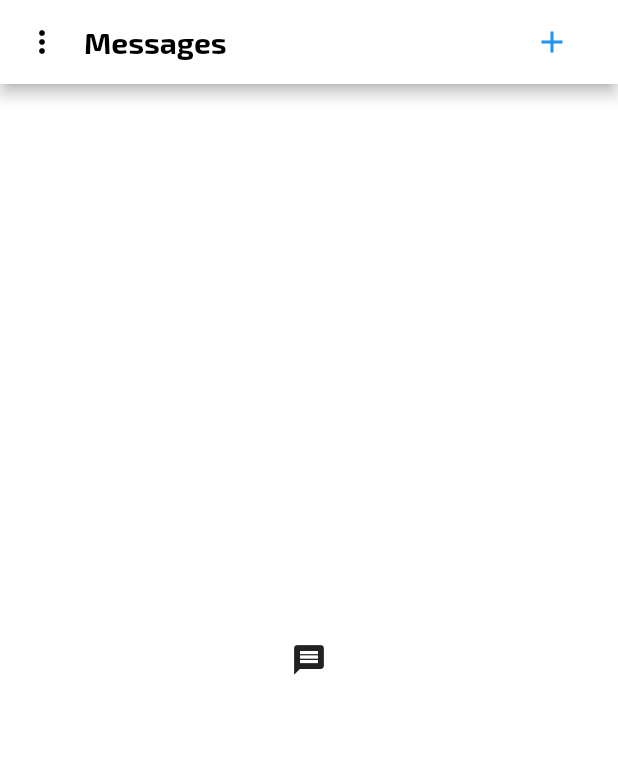
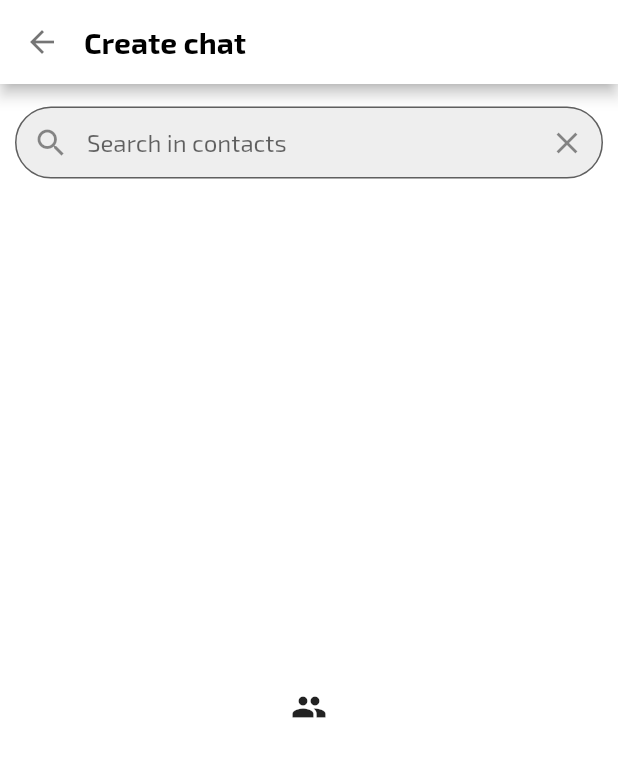
Before and after one commit to proteye/tododo, a Flutter app: the ChatListScreen screen opened directly, after a tap on the "add" icon, on a phone screen of 412 x 824 dp. Shown: the top 757 px of the screen. Run offline on Flutter 3.47's test engine with Material 2 defaults, Android fonts, the phone set to English and light mode, and no system bars; our stand-ins replace convert, device_info, sembast, shared_preferences; missing offline and left inert: asn1lib, pointycastle; accounts and stored records are empty; statements that could not run were skipped; project files that could hold a hidden picture were left out.

Commit message:
added chat creating

```diff
--- a/lib/src/models/account.model.dart
+++ b/lib/src/models/account.model.dart
@@ -1,19 +1,19 @@
 import 'dart:convert';
 
 class AccountModel {
-  String username = '';
-  String nickname = '';
-  String password = '';
-  String email = '';
-  String phone = '';
-  String publicKey = '';
-  String privateKey = '';
-  String hashKey = '';
-  String deviceId = '';
-  String deviceName = '';
-  String platform = '';
-  String settings = '';
-  String hostname = '';
+  String username;
+  String nickname;
+  String password;
+  String email;
+  String phone;
+  String publicKey;
+  String privateKey;
+  String hashKey;
+  String deviceId;
+  String deviceName;
+  String platform;
+  String settings;
+  String hostname;
 
   AccountModel(
       {this.username,
@@ -47,7 +47,7 @@ class AccountModel {
         hostname: json['hostname'] as String);
   }
 
-  Map<String, String> toMap() {
+  Map<String, dynamic> toJson() {
     return {
       'username': username,
       'nickname': nickname,
@@ -67,6 +67,6 @@ class AccountModel {
 
   @override
   String toString() {
-    return json.encode(this.toMap());
+    return json.encode(this);
   }
 }
--- /dev/null
+++ b/lib/src/models/chat.model.dart
@@ -0,0 +1,119 @@
+import 'dart:convert';
+
+import 'package:tododo/src/utils/db.util.dart';
+
+class ChatModel {
+  String id;
+  String name;
+  String owner;
+  List<String> members;
+  String membersHash;
+  String type;
+  String avatar;
+  Map<String, dynamic> lastMessage;
+  List<Map<String, dynamic>> contacts;
+  int unreadCount;
+  int sort;
+  int pin;
+  bool isMuted;
+  bool isDeleted;
+  String salt;
+  DateTime dateSend;
+  DateTime dateCreate;
+  DateTime dateUpdate;
+
+  ChatModel(
+      {String id,
+      String name,
+      String owner,
+      List<String> members,
+      String membersHash,
+      String type,
+      String avatar,
+      Map<String, dynamic> lastMessage,
+      List<Map<String, dynamic>> contacts,
+      int unreadCount,
+      int sort,
+      int pin,
+      bool isMuted,
+      bool isDeleted,
+      String salt,
+      DateTime dateSend,
+      DateTime dateCreate,
+      DateTime dateUpdate}) {
+    DateTime dateTimeNow = DateTime.now();
+    this.id = id ?? Db.generateId();
+    this.name = name ?? '';
+    this.owner = owner ?? '';
+    this.members = members ?? [];
+    this.membersHash = membersHash ?? '';
+    this.type = type ?? '';
+    this.avatar = avatar ?? '';
+    this.lastMessage = lastMessage ?? {};
+    this.contacts = contacts ?? [];
+    this.unreadCount = unreadCount ?? 0;
+    this.sort = sort ?? 0;
+    this.pin = pin ?? 0;
+    this.isMuted = isMuted ?? false;
+    this.isDeleted = isDeleted ?? false;
+    this.salt = salt ?? Db.generateSalt();
+    this.dateSend = dateSend ?? dateTimeNow;
+    this.dateCreate = dateCreate ?? dateTimeNow;
+    this.dateUpdate = dateUpdate ?? dateTimeNow;
+  }
+
+  factory ChatModel.fromJson(Map<String, dynamic> json) {
+    return ChatModel(
+      id: json['id'] as String,
+      name: json['name'] as String,
+      owner: json['owner'] as String,
+      members: List<String>.from(json['members']),
+      membersHash: json['membersHash'] as String,
+      type: json['type'] as String,
+      avatar: json['avatar'] as String,
+      lastMessage: json['lastMessage'] as Map<String, dynamic>,
+      contacts: List<Map<String, dynamic>>.from(json['contacts']),
+      unreadCount: json['unreadCount'] as int,
+      sort: json['sort'] as int,
+      pin: json['pin'] as int,
+      isMuted: json['isMuted'] as bool,
+      isDeleted: json['isDeleted'] as bool,
+      salt: json['salt'] as String,
+      dateSend: json['dateSend'] != null ? DateTime.parse(json['dateSend']) : null,
+      dateCreate:
+          json['dateCreate'] != null ? DateTime.parse(json['dateCreate']) : null,
+      dateUpdate:
+          json['dateUpdate'] != null ? DateTime.parse(json['dateUpdate']) : null,
+    );
+  }
+
+  Map<String, dynamic> toJson() {
+    return {
+      'id': id,
+      'name': name,
+      'owner': owner,
+      'members': members,
+      'membersHash': membersHash,
+      'type': type,
+      'avatar': avatar,
+      'lastMessage': lastMessage,
+      'contacts': contacts,
+      'unreadCount': unreadCount,
+      'sort': sort,
+      'pin': pin,
+      'isMuted': isMuted,
+      'isDeleted': isDeleted,
+      'salt': salt,
+      'dateSend': dateSend != null ? dateSend.toUtc().toIso8601String() : '',
+      'dateCreate':
+          dateCreate != null ? dateCreate.toUtc().toIso8601String() : '',
+      'dateUpdate':
+          dateUpdate != null ? dateUpdate.toUtc().toIso8601String() : '',
+    };
+  }
+
+  @override
+  String toString() {
+    return json.encode(this);
+  }
+}
--- a/lib/src/routing.dart
+++ b/lib/src/routing.dart
@@ -2,6 +2,7 @@ import 'package:tododo/src/navbar.dart';
 import 'package:tododo/src/screens/auth/login.dart';
 import 'package:tododo/src/screens/auth/register.dart';
 import 'package:tododo/src/screens/contacts/contactAdd.dart';
+import 'package:tododo/src/screens/chats/chatCreate.dart';
 
 class Routing {
   static routes() {
@@ -10,6 +11,7 @@ class Routing {
       '/register': (context) => new RegisterScreen(),
       '/main': (context) => new BottomNavbarScreen(),
       '/contactAdd': (context) => new ContactAddScreen(),
+      '/chatCreate': (context) => new ChatCreateScreen(),
     };
   }
 }
--- a/lib/src/screens/chats/chatCreate.dart
+++ b/lib/src/screens/chats/chatCreate.dart
@@ -0,0 +1,178 @@
+import 'dart:async';
+import 'package:flutter/material.dart';
+import 'package:flutter/services.dart';
+
+import 'package:tododo/src/models/account.model.dart';
+import 'package:tododo/src/models/chat.model.dart';
+import 'package:tododo/src/services/account.service.dart';
+import 'package:tododo/src/services/chat.service.dart';
+import 'package:tododo/src/utils/enum.util.dart';
+import 'package:tododo/src/utils/formatter.util.dart';
+import 'package:tododo/src/utils/db.util.dart';
+
+Db db = new Db();
+ChatService chatService = new ChatService();
+AccountService accountService = new AccountService();
+
+class ChatCreateScreen extends StatefulWidget {
+  @override
+  createState() => ChatCreateState();
+}
+
+class ChatCreateState extends State<ChatCreateScreen> {
+  final searchController = TextEditingController();
+  final AccountModel account = accountService.account;
+
+  List<Map<String, dynamic>> contacts = [];
+  List<Map<String, dynamic>> filteredContacts = [];
+  List<ChatModel> chats = [];
+  ChatModel chat;
+  String searchText = '';
+
+  void init() async {
+    searchController.addListener(onSearchChange);
+    var _contacts = await db.getByKey(Enum.DB['contacts']) ?? [];
+
+    setState(() {
+      contacts = List<Map<String, dynamic>>.from(_contacts);
+      filteredContacts = contacts;
+    });
+  }
+
+  Future<ChatModel> createChat(contact) async {
+    var chat = ChatModel(
+      name: '@${contact['nickname']}',
+      owner: account.username,
+      members: [account.username, contact['username']],
+      membersHash: '',
+      type: 'private',
+      avatar: '',
+      contacts: [contact],
+    );
+
+    return chatService.create(chat);
+  }
+
+  void search(String text) async {
+    if (text.isEmpty) {
+      return;
+    }
+
+    setState(() {
+      filteredContacts = contacts
+          .where((item) => item['username'].indexOf(text) >= 0)
+          .toList();
+    });
+  }
+
+  void onSearchChange() {
+    var prevSearchText = searchText;
+
+    setState(() {
+      if (searchController.text.isEmpty) {
+        filteredContacts = contacts;
+      }
+      searchText = searchController.text;
+    });
+
+    if (prevSearchText != searchController.text) {
+      search(searchController.text);
+    }
+  }
+
+  void onSearchClear() {
+    searchController.clear();
+  }
+
+  void onContactTap(contact) async {
+    ChatModel chat = await createChat(contact);
+    Navigator.pop(context, chat);
+  }
+
+  @override
+  void initState() {
+    super.initState();
+    init();
+  }
+
+  @override
+  void dispose() {
+    searchController.removeListener(onSearchChange);
+    searchController.dispose();
+    super.dispose();
+  }
+
+  @override
+  Widget build(BuildContext context) {
+    return Scaffold(
+      resizeToAvoidBottomPadding: false,
+      appBar: AppBar(
+        iconTheme: IconThemeData(
+          color: Colors.black54,
+        ),
+        title: Text('Create chat',
+            style: TextStyle(color: Colors.black, fontWeight: FontWeight.w700)),
+        titleSpacing: 0.0,
+        backgroundColor: Colors.white,
+      ),
+      body: Container(
+        padding: EdgeInsets.symmetric(horizontal: 10.0),
+        child: Column(
+          children: <Widget>[
+            SizedBox(height: 15.0),
+            TextField(
+              key: Key('search'),
+              controller: searchController,
+              autocorrect: false,
+              decoration: InputDecoration(
+                filled: true,
+                fillColor: Colors.grey[200],
+                prefixIcon: Icon(Icons.search),
+                suffixIcon: IconButton(
+                    onPressed: onSearchClear, icon: Icon(Icons.clear)),
+                hintText: 'Search in contacts',
+                contentPadding:
+                    const EdgeInsets.fromLTRB(10.0, 10.0, 0.0, 10.0),
+                border: OutlineInputBorder(
+                    borderSide: BorderSide(width: 0.0, color: Colors.red),
+                    borderRadius:
+                        const BorderRadius.all(const Radius.circular(30.0))),
+              ),
+              inputFormatters: <TextInputFormatter>[
+                SentenceCaseTextFormatter(),
+              ],
+            ),
+            Expanded(
+                child: contacts.length > 0
+                    ? ListView.builder(
+                        itemCount: filteredContacts.length,
+                        itemBuilder: (context, index) {
+                          var contact = filteredContacts[index];
+
+                          return ListTile(
+                            onTap: () {
+                              onContactTap(contact);
+                            },
+                            leading: Icon(
+                              Icons.account_circle,
+                              size: 48.0,
+                              color: Colors.blue,
+                            ),
+                            title: Text(contact['username'],
+                                style: TextStyle(
+                                    fontWeight: FontWeight.w700,
+                                    fontSize: 16.0)),
+                            subtitle: Text('@${contact['nickname']}',
+                                style: TextStyle(
+                                    fontWeight: FontWeight.w400,
+                                    fontSize: 14.0)),
+                          );
+                        },
+                      )
+                    : Icon(Icons.people)),
+          ],
+        ),
+      ),
+    );
+  }
+}
--- a/lib/src/screens/chats/chatList.dart
+++ b/lib/src/screens/chats/chatList.dart
@@ -1,4 +1,14 @@
+import 'dart:core';
 import 'package:flutter/material.dart';
+import 'package:flutter/services.dart';
+
+import 'package:tododo/src/models/chat.model.dart';
+import 'package:tododo/src/services/chat.service.dart';
+import 'package:tododo/src/utils/formatter.util.dart';
+import 'package:tododo/src/utils/db.util.dart';
+
+Db db = new Db();
+ChatService chatService = new ChatService();
 
 class ChatListScreen extends StatefulWidget {
   @override
@@ -6,14 +16,75 @@ class ChatListScreen extends StatefulWidget {
 }
 
 class ChatListState extends State<ChatListScreen> {
-  void onChatCreate() {}
+  final searchController = TextEditingController();
+  List<ChatModel> chats = [];
+  String searchText = '';
+
+  void init() async {
+    searchController.addListener(onSearchChange);
+    await chatService.init();
+
+    setState(() {
+      chats = chatService.chats;
+    });
+  }
+
+  void search(String text) async {
+    if (text.isEmpty) {
+      return;
+    }
+
+    setState(() {
+      chats = chatService.find(text);
+    });
+  }
+
+  void onSearchChange() {
+    var prevSearchText = searchText;
+
+    setState(() {
+      if (searchController.text.isEmpty) {
+        chats = chatService.chats;
+      }
+      searchText = searchController.text;
+    });
+
+    if (prevSearchText != searchController.text) {
+      search(searchController.text);
+    }
+  }
+
+  void onSearchClear() {
+    searchController.clear();
+  }
+
+  void onChatCreate() async {
+    var result = await Navigator.pushNamed(context, '/chatCreate');
+
+    if (result != null) {}
+  }
+
+  void onChatTap(chat) {}
+
+  @override
+  void initState() {
+    super.initState();
+    init();
+  }
+
+  @override
+  void dispose() {
+    searchController.removeListener(onSearchChange);
+    searchController.dispose();
+    super.dispose();
+  }
 
   @override
   Widget build(BuildContext context) {
     return Scaffold(
-      resizeToAvoidBottomPadding: true,
+      resizeToAvoidBottomPadding: false,
       appBar: AppBar(
-        title: Text('Messages',
+        title: Text('Chats',
             style: TextStyle(color: Colors.black, fontWeight: FontWeight.w700)),
         titleSpacing: 0.0,
         leading: Icon(Icons.more_vert, color: Colors.black),
@@ -25,7 +96,67 @@ class ChatListState extends State<ChatListScreen> {
           ),
         ],
       ),
-      body: Center(child: Icon(Icons.message)),
+      body: Container(
+        padding: EdgeInsets.symmetric(horizontal: 10.0),
+        child: Column(
+          children: <Widget>[
+            SizedBox(height: 15.0),
+            TextField(
+              key: Key('search'),
+              controller: searchController,
+              autocorrect: false,
+              decoration: InputDecoration(
+                filled: true,
+                fillColor: Colors.grey[200],
+                prefixIcon: Icon(Icons.search),
+                suffixIcon: IconButton(
+                    onPressed: onSearchClear, icon: Icon(Icons.clear)),
+                hintText: 'Search in chats',
+                contentPadding:
+                    const EdgeInsets.fromLTRB(10.0, 10.0, 0.0, 10.0),
+                border: OutlineInputBorder(
+                    borderSide: BorderSide(width: 0.0, color: Colors.red),
+                    borderRadius:
+                        const BorderRadius.all(const Radius.circular(30.0))),
+              ),
+              inputFormatters: <TextInputFormatter>[
+                SentenceCaseTextFormatter(),
+              ],
+            ),
+            Expanded(
+                child: chatService.chats.length > 0
+                    ? ListView.builder(
+                        itemCount: chats.length,
+                        itemBuilder: (context, index) {
+                          var chat = chats[index];
+                          var subTitle = chat.lastMessage != null && chat.lastMessage.isNotEmpty
+                              ? '${chat.lastMessage['username']}: ${chat.lastMessage['text']}'
+                              : 'You have no messages yet';
+
+                          return ListTile(
+                            onTap: () {
+                              onChatTap(chat);
+                            },
+                            leading: Icon(
+                              Icons.account_circle,
+                              size: 48.0,
+                              color: Colors.blue,
+                            ),
+                            title: Text(chat.name,
+                                style: TextStyle(
+                                    fontWeight: FontWeight.w700,
+                                    fontSize: 16.0)),
+                            subtitle: Text(subTitle,
+                                style: TextStyle(
+                                    fontWeight: FontWeight.w400,
+                                    fontSize: 14.0)),
+                          );
+                        },
+                      )
+                    : Icon(Icons.message)),
+          ],
+        ),
+      ),
     );
   }
 }
--- /dev/null
+++ b/lib/src/services/chat.service.dart
@@ -0,0 +1,120 @@
+import 'dart:async';
+import 'dart:convert';
+
+import 'package:tododo/src/models/chat.model.dart';
+import 'package:tododo/src/utils/enum.util.dart';
+import 'package:tododo/src/utils/rsa.util.dart';
+import 'package:tododo/src/utils/websocket.util.dart';
+import 'package:tododo/src/utils/db.util.dart';
+import 'package:tododo/src/config.dart';
+
+final Websocket websocket = new Websocket();
+Db db = new Db();
+final Map<String, String> meta = Config.MESSAGE_META;
+
+class ChatService {
+  List<ChatModel> chats = [];
+  ChatModel currentChat = ChatModel();
+
+  static final ChatService _chatService = new ChatService._internal();
+
+  factory ChatService() {
+    return _chatService;
+  }
+
+  ChatService._internal();
+
+  Future<void> init() async {
+    var jsonChats = await db.getByKey(Enum.DB['chats']) ?? [];
+    jsonChats = json.decode(jsonChats);
+
+    for (var jsonChat in jsonChats) {
+      ChatModel chat = ChatModel.fromJson(jsonChat);
+      chats.add(chat);
+    }
+  }
+
+  Future<ChatModel> create(ChatModel chat) async {
+    try {
+      chats.clear(); // TODO: remove after tests
+      chats.add(chat);
+      var jsonChats = json.encode(chats);
+      await db.setByKey(Enum.DB['chats'], jsonChats);
+      var test = await db.getByKey(Enum.DB['chats']) ?? [];
+      print('chat created: ${json.decode(test).length}');
+      sendCreateChat(
+        chat.contacts[0]['username'],
+        chat.contacts[0]['publicKey'],
+        chat,
+      );
+    } catch (e) {
+      print('ChatService.create error: ${e.toString()}');
+      return null;
+    }
+
+    return chat;
+  }
+
+  Future<ChatModel> update(String id, ChatModel chat) async {
+    try {
+      int index = chats.indexWhere((item) => item.id == id);
+      chats[index] = chat;
+      await db.setByKey(Enum.DB['chats'], chats);
+    } catch (e) {
+      print('ChatService.update error: ${e.toString()}');
+      return null;
+    }
+
+    return chat;
+  }
+
+  Future<bool> deleteById(String id) async {
+    try {
+      int index = chats.indexWhere((item) => item.id == id);
+      chats.removeAt(index);
+      await db.setByKey(Enum.DB['chats'], chats);
+    } catch (e) {
+      print('ChatService.deleteById error: ${e.toString()}');
+      return null;
+    }
+
+    return true;
+  }
+
+  List<ChatModel> find(text) {
+    return chats.where((item) => item.name.indexOf(text) >= 0).toList();
+  }
+
+  static void sendCreateChat(String username, String publicKey, ChatModel chat,
+      {DateTime encryptTime}) {
+    var _encryptTime = encryptTime != null
+        ? encryptTime.toUtc().toIso8601String()
+        : DateTime.now().toUtc().toIso8601String();
+    String encrypted = '';
+
+    try {
+      var _chat = chat.toJson();
+      var _data = json.encode({
+        'id': _chat['id'],
+        'owner': _chat['owner'],
+        'members': _chat['members'],
+        'membersHash': _chat['membersHash'],
+        'salt': _chat['salt'],
+        'dateSend': _chat['dateSend'],
+      });
+      var _publicKey = RsaHelper.parsePublicKeyFromPem(publicKey);
+      encrypted = RsaHelper.encrypt(_data, _publicKey);
+      var data = json.encode({
+        'type': 'client_message',
+        'action': 'create_chat',
+        'data': {'meta': meta, 'files': {}, 'payload': encrypted},
+        'to': [username],
+        'encrypt_time': _encryptTime,
+      });
+
+      websocket.send(data);
+    } catch (e) {
+      print('ChatService.sendCreateChat error: ${e.toString()}');
+    }
+  }
+}
--- a/lib/src/services/contact.service.dart
+++ b/lib/src/services/contact.service.dart
@@ -68,7 +68,7 @@ class ContactService {
       var data = json.encode({
         'type': 'client_message',
         'action': 'send_profile',
-        'data': encrypted,
+        'data': {'meta': meta, 'files': {}, 'payload': encrypted},
         'to': [username],
         'encrypt_time': _encryptTime,
       });
--- a/lib/src/utils/db.util.dart
+++ b/lib/src/utils/db.util.dart
@@ -1,6 +1,7 @@
 import 'dart:async';
 import 'package:sembast/sembast.dart';
 import 'package:sembast/sembast_io.dart';
+import 'package:uuid/uuid.dart';
 
 import 'package:tododo/src/utils/file.util.dart';
 import 'package:tododo/src/config.dart';
@@ -16,6 +17,17 @@ class Db {
   }
 
   Db._internal();
+
+  static String generateSalt() {
+    var uuid = new Uuid();
+    var id = uuid.v4();
+
+    return id.replaceAll(new RegExp(r'-'), '');
+  }
+
+  static String generateId() {
+    return generateSalt();
+  }
 
   Future<dynamic> open({String dbName}) async {
     try {
```
Also changed, not shown: lib/src/models/contact.model.dart (+21 -21 lines), lib/src/screens/contacts/contactList.dart (+3 -5 lines), lib/src/screens/settings/settingList.dart (+12 -0 lines), lib/src/services/account.service.dart (added, +26 -0 lines), lib/src/utils/convert.util.dart (+28 -7 lines), lib/src/utils/websocket.util.dart (+21 -0 lines), lib/src/models/chatMessage.model.dart (added), lib/src/services/chatMessage.service.dart (added).
